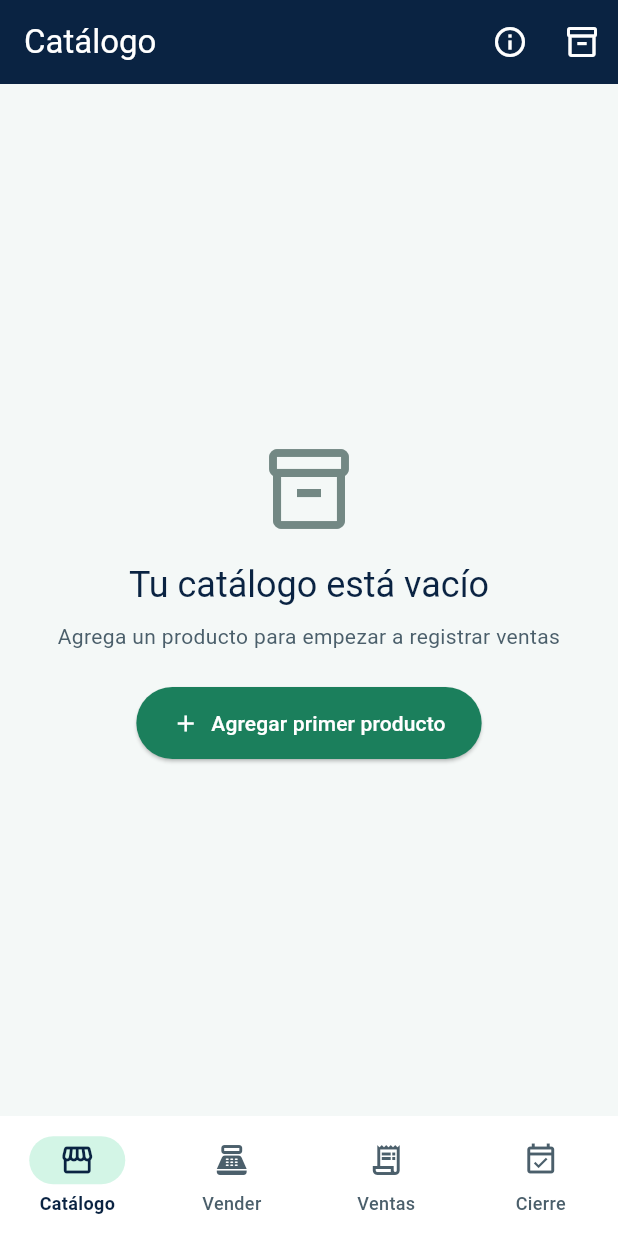
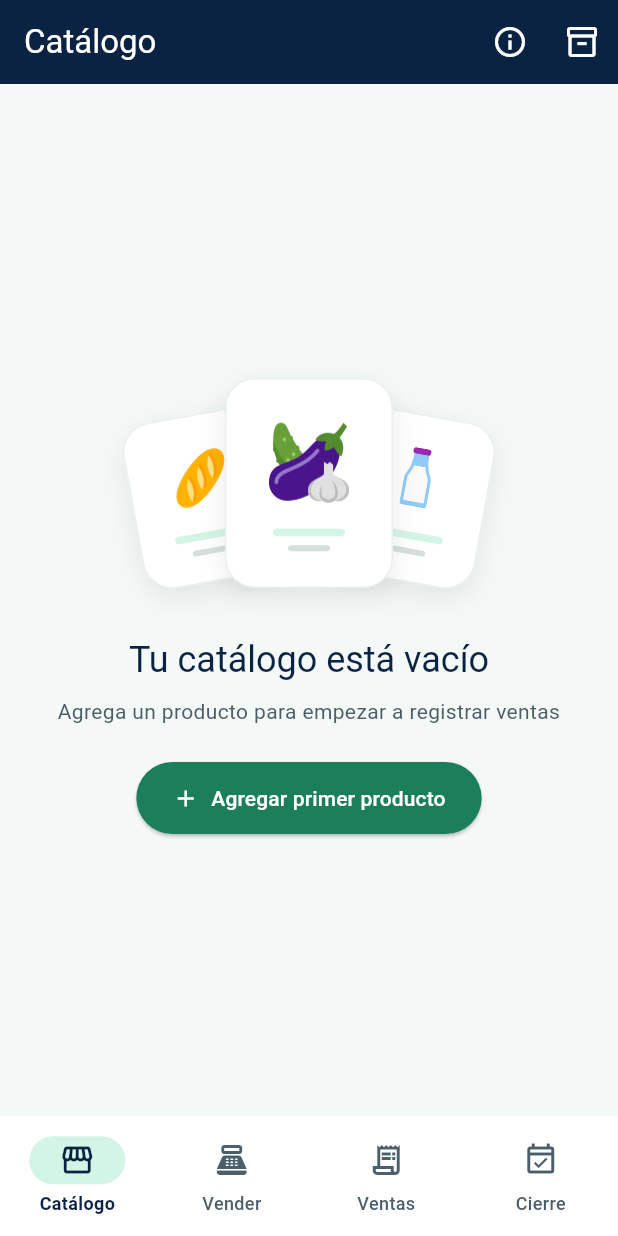
Before and after one commit to MoyseSac/pdm2026d-equipo-01-cabal, a Flutter app: the screen it shows after launch, on a phone screen of 412 x 824 dp. Run offline on Flutter 3.47's test engine with Material 3 defaults, Android fonts, the phone set to English and light mode, and no system bars; our stand-ins replace flutter_riverpod, image_picker, sqflite, sqflite_common_ffi; accounts and stored records are empty.

Commit message:
feat: unificar estados vacíos con ilustraciones y tarjetas de productos

```diff
--- a/app_cabal/lib/screens/archivados_screen.dart
+++ b/app_cabal/lib/screens/archivados_screen.dart
@@ -1,5 +1,7 @@
 import 'package:flutter/material.dart';
 import 'package:flutter_riverpod/flutter_riverpod.dart';
+
+import '../widgets/ilustracion_estado_vacio.dart';
 
 import '../providers/catalogo_provider.dart';
 import '../providers/producto_provider.dart';
@@ -46,10 +48,8 @@ class ArchivadosScreen extends ConsumerWidget {
                 child: Column(
                   mainAxisSize: MainAxisSize.min,
                   children: [
-                    Icon(
-                      Icons.inventory_2_outlined,
-                      size: 64,
-                      color: Theme.of(context).colorScheme.outline,
+                    const IlustracionEstadoVacio(
+                      estado: EstadoVacio.archivados,
                     ),
                     const SizedBox(height: 16),
                     const Text(
--- a/app_cabal/lib/screens/cierre_dia_screen.dart
+++ b/app_cabal/lib/screens/cierre_dia_screen.dart
@@ -1,5 +1,7 @@
 import 'package:flutter/material.dart';
 import 'package:flutter_riverpod/flutter_riverpod.dart';
+
+import '../widgets/ilustracion_estado_vacio.dart';
 
 import '../models/cierre.dart';
 import '../providers/cierre_provider.dart';
@@ -694,7 +696,7 @@ class _SinVentasHoy extends StatelessWidget {
         child: Column(
           mainAxisSize: MainAxisSize.min,
           children: [
-            Icon(Icons.event_busy_outlined, size: 64, color: colores.outline),
+            const IlustracionEstadoVacio(estado: EstadoVacio.periodo),
             const SizedBox(height: 16),
             Text(
               'Hoy no hay ventas para cerrar',
--- a/app_cabal/lib/screens/registrar_venta_screen.dart
+++ b/app_cabal/lib/screens/registrar_venta_screen.dart
@@ -1,5 +1,7 @@
 import 'package:flutter/material.dart';
 import 'package:flutter_riverpod/flutter_riverpod.dart';
+
+import '../widgets/ilustracion_estado_vacio.dart';
 
 import '../constants/app_routes.dart';
 import '../models/detalle_venta.dart';
@@ -714,11 +716,7 @@ class _MensajeVentaVacia extends StatelessWidget {
                   if (cargando)
                     const CircularProgressIndicator()
                   else
-                    Icon(
-                      Icons.shopping_cart_outlined,
-                      size: 64,
-                      color: Theme.of(context).colorScheme.outline,
-                    ),
+                    const IlustracionEstadoVacio(estado: EstadoVacio.venta),
                   const SizedBox(height: 16),
                   Text(
                     titulo,
--- a/app_cabal/lib/screens/ventas_registradas_screen.dart
+++ b/app_cabal/lib/screens/ventas_registradas_screen.dart
@@ -1,5 +1,7 @@
 import 'package:flutter/material.dart';
 import 'package:flutter_riverpod/flutter_riverpod.dart';
+
+import '../widgets/ilustracion_estado_vacio.dart';
 
 import '../constants/app_routes.dart';
 import '../providers/tab_provider.dart';
@@ -186,11 +188,7 @@ class _SinVentasPeriodo extends StatelessWidget {
         child: Column(
           mainAxisSize: MainAxisSize.min,
           children: [
-            Icon(
-              Icons.filter_list_off,
-              size: 64,
-              color: Theme.of(context).colorScheme.outline,
-            ),
+            const IlustracionEstadoVacio(estado: EstadoVacio.periodo),
             const SizedBox(height: 16),
             Text(
               'No hay ventas en este período',
@@ -233,11 +231,7 @@ class _SinVentas extends StatelessWidget {
         child: Column(
           mainAxisSize: MainAxisSize.min,
           children: [
-            Icon(
-              Icons.receipt_long_outlined,
-              size: 64,
-              color: Theme.of(context).colorScheme.outline,
-            ),
+            const IlustracionEstadoVacio(estado: EstadoVacio.ventas),
             const SizedBox(height: 16),
             Text(
               'Aún no hay ventas registradas',
--- a/app_cabal/lib/widgets/catalogo_vacio_widget.dart
+++ b/app_cabal/lib/widgets/catalogo_vacio_widget.dart
@@ -1,4 +1,6 @@
 import 'package:flutter/material.dart';
+
+import 'ilustracion_estado_vacio.dart';
 
 class CatalogoVacioWidget extends StatelessWidget {
   final VoidCallback onAgregarProducto;
@@ -20,11 +22,7 @@ class CatalogoVacioWidget extends StatelessWidget {
               child: Column(
                 mainAxisSize: MainAxisSize.min,
                 children: [
-                  Icon(
-                    Icons.inventory_2_outlined,
-                    size: 64,
-                    color: Theme.of(context).colorScheme.outline,
-                  ),
+                  const IlustracionEstadoVacio(estado: EstadoVacio.catalogo),
                   const SizedBox(height: 16),
                   Text(
                     'Tu catálogo está vacío',
--- /dev/null
+++ b/app_cabal/lib/widgets/ilustracion_catalogo_vacio.dart
@@ -0,0 +1,108 @@
+import 'package:flutter/material.dart';
+
+import '../constants/iconos_producto.dart';
+
+class IlustracionCatalogoVacio extends StatelessWidget {
+  const IlustracionCatalogoVacio({super.key});
+
+  @override
+  Widget build(BuildContext context) {
+    return ExcludeSemantics(
+      child: FittedBox(
+        fit: BoxFit.scaleDown,
+        child: SizedBox(
+          width: 264,
+          height: 164,
+          child: Stack(
+            alignment: Alignment.center,
+            children: [
+              Positioned(
+                left: 14,
+                top: 32,
+                child: Transform.rotate(
+                  angle: -0.18,
+                  child: _TarjetaProducto(clave: 'pan'),
+                ),
+              ),
+              Positioned(
+                right: 14,
+                top: 32,
+                child: Transform.rotate(
+                  angle: 0.18,
+                  child: _TarjetaProducto(clave: 'lacteos'),
+                ),
+              ),
+              const Positioned(
+                top: 8,
+                child: _TarjetaProducto(
+                  clave: 'frutas_verduras',
+                  principal: true,
+                ),
+              ),
+            ],
+          ),
+        ),
+      ),
+    );
+  }
+}
+
+class _TarjetaProducto extends StatelessWidget {
+  const _TarjetaProducto({required this.clave, this.principal = false});
+
+  final String clave;
+  final bool principal;
+
+  @override
+  Widget build(BuildContext context) {
+    final colores = Theme.of(context).colorScheme;
+    return Container(
+      width: principal ? 112 : 96,
+      height: principal ? 140 : 112,
+      decoration: BoxDecoration(
+        color: colores.surfaceContainerLowest,
+        borderRadius: BorderRadius.circular(20),
+        border: Border.all(
+          color: colores.outlineVariant.withValues(alpha: 0.5),
+        ),
+        boxShadow: [
+          BoxShadow(
+            color: colores.shadow.withValues(alpha: 0.08),
+            blurRadius: 16,
+            offset: const Offset(0, 6),
+          ),
+        ],
+      ),
+      child: Column(
+        mainAxisAlignment: MainAxisAlignment.center,
+        children: [
+          Image.asset(
+            iconosProducto[clave]!.asset,
+            width: principal ? 64 : 48,
+            height: principal ? 64 : 48,
+            fit: BoxFit.contain,
+            excludeFromSemantics: true,
+          ),
+          const SizedBox(height: 12),
+          Container(
+            width: 48,
+            height: 5,
+            decoration: BoxDecoration(
+              color: colores.primaryContainer,
+              borderRadius: BorderRadius.circular(3),
+            ),
+          ),
+          const SizedBox(height: 6),
+          Container(
+            width: 28,
+            height: 4,
+            decoration: BoxDecoration(
+              color: colores.outlineVariant,
+              borderRadius: BorderRadius.circular(3),
+            ),
+          ),
+        ],
+      ),
+    );
+  }
+}
--- /dev/null
+++ b/app_cabal/lib/widgets/ilustracion_estado_vacio.dart
@@ -0,0 +1,40 @@
+import 'package:flutter/material.dart';
+
+import 'ilustracion_catalogo_vacio.dart';
+
+enum EstadoVacio { catalogo, venta, ventas, periodo, archivados }
+
+/// El texto del estado comunica el significado; la imagen es decorativa.
+class IlustracionEstadoVacio extends StatelessWidget {
+  const IlustracionEstadoVacio({super.key, required this.estado});
+
+  final EstadoVacio estado;
+
+  @override
+  Widget build(BuildContext context) {
+    if (estado == EstadoVacio.catalogo) {
+      return const IlustracionCatalogoVacio();
+    }
+    final colores = Theme.of(context).colorScheme;
+    return Container(
+      width: 96,
+      height: 96,
+      alignment: Alignment.center,
+      decoration: BoxDecoration(
+        color: Color.alphaBlend(
+          colores.primary.withValues(alpha: 0.08),
+          colores.surface,
+        ),
+        borderRadius: BorderRadius.circular(24),
+      ),
+      child: Image.asset(
+        'assets/icons/estados/${estado.name}.png',
+        width: 48,
+        height: 48,
+        fit: BoxFit.contain,
+        excludeFromSemantics: true,
+        filterQuality: FilterQuality.medium,
+      ),
+    );
+  }
+}
--- a/app_cabal/pubspec.yaml
+++ b/app_cabal/pubspec.yaml
@@ -70,6 +70,7 @@ flutter:
 
   assets:
     - assets/icons/productos/
+    - assets/icons/estados/
 
   # Montserrat (SIL Open Font License, ver assets/fonts/OFL-Montserrat.txt).
   # Es una fuente variable: el grosor se pide con FontVariation('wght', ...)
```
Also changed, not shown: app_cabal/assets/icons/estados/archivados.png (added), app_cabal/assets/icons/estados/periodo.png (added), app_cabal/assets/icons/estados/venta.png (added), app_cabal/assets/icons/estados/ventas.png (added), 1 other file.
